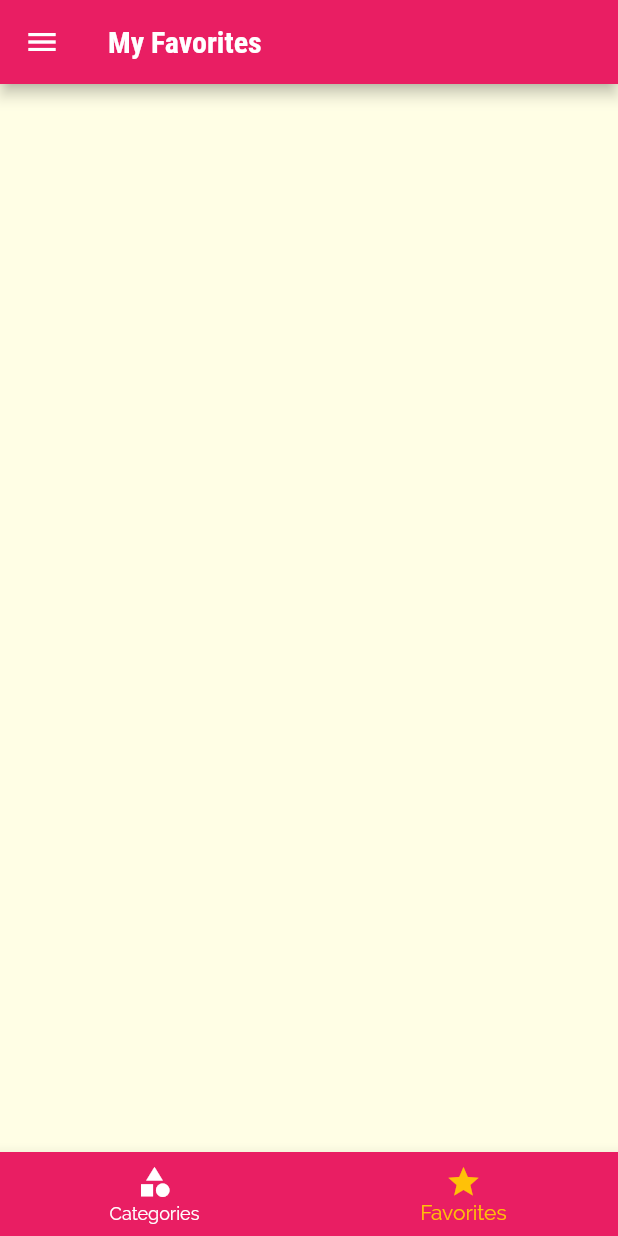
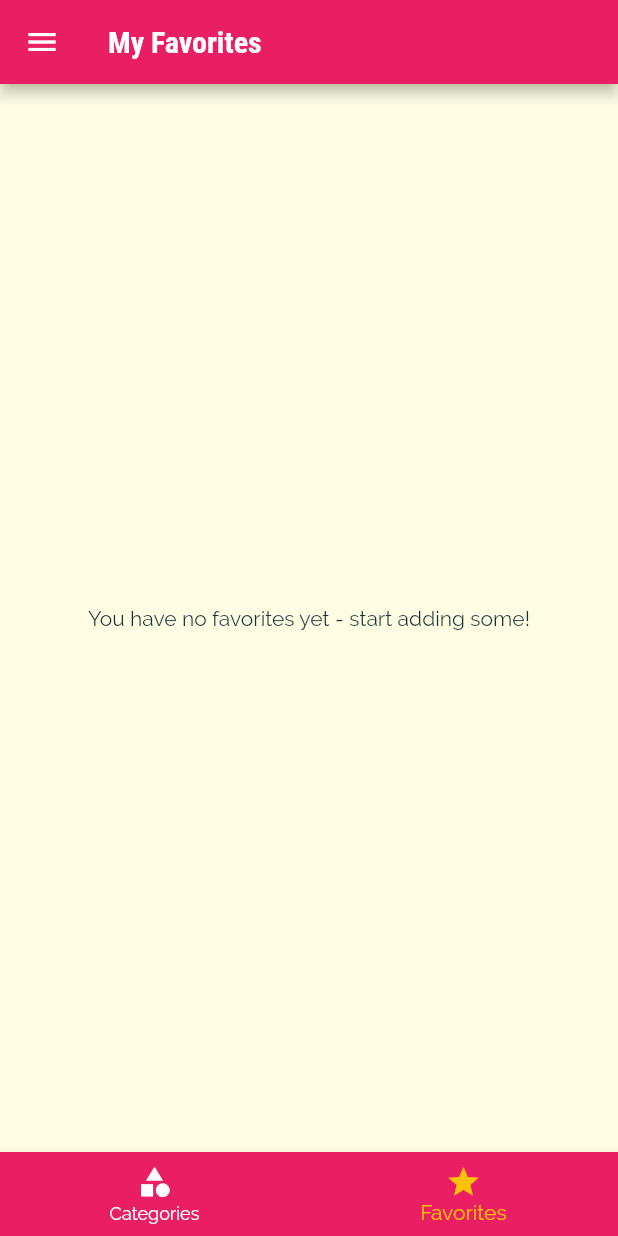
Before and after one commit to aptx113/deli_meals, a Flutter app: the screen it shows after launch, item 2 of the bottom bar chosen, on a phone screen of 412 x 824 dp. Run offline on Flutter 3.47's test engine with Material 2 defaults, Android fonts, the phone set to English and light mode, and no system bars.

Commit message:
Implement favorite page

```diff
--- a/lib/main.dart
+++ b/lib/main.dart
@@ -32,6 +32,7 @@ class _MyAppState extends State<MyApp> {
   );
 
   List<Meal> _availableMeals = DUMMY_MEALS;
+  List<Meal> _favoriteMeals = [];
   Map<String, bool> _filters = {
     'gluten': false,
     'lactose': false,
@@ -57,6 +58,24 @@ class _MyAppState extends State<MyApp> {
     });
   }
 
+  void _toggleFavorite(String mealID) {
+    final existingIndex =
+        _favoriteMeals.indexWhere((meal) => meal.id == mealID);
+    if (existingIndex >= 0) {
+      setState(() {
+        _favoriteMeals.removeAt(existingIndex);
+      });
+    } else {
+      setState(() {
+        _favoriteMeals.add(DUMMY_MEALS.firstWhere((meal) => meal.id == mealID));
+      });
+    }
+  }
+
+  bool _isMealFavorite(String id) {
+    return _favoriteMeals.any((meal) => meal.id == id);
+  }
+
   @override
   Widget build(BuildContext context) {
     return MaterialApp(
@@ -65,10 +84,15 @@ class _MyAppState extends State<MyApp> {
           colorScheme: theme.colorScheme.copyWith(secondary: Colors.amber)),
       initialRoute: '/',
       routes: {
-        '/': (context) => TabsScreen(),
+        '/': (context) => TabsScreen(
+              favoriteMeals: _favoriteMeals,
+            ),
         CategoryMealsScreen.routeName: (context) =>
             CategoryMealsScreen(availableMeals: _availableMeals),
-        MealDetailScreen.routeName: (context) => MealDetailScreen(),
+        MealDetailScreen.routeName: (context) => MealDetailScreen(
+              toggleFavorite: _toggleFavorite,
+              isFavorite: _isMealFavorite,
+            ),
         FiltersScreen.routeName: (context) => FiltersScreen(
               currentFilter: _filters,
               saveFilters: _setFilters,
--- a/lib/screens/category_meals_screen.dart
+++ b/lib/screens/category_meals_screen.dart
@@ -64,7 +64,6 @@ class _CategoryMealsScreenState extends State<CategoryMealsScreen> {
             duration: meal.duration,
             complexity: meal.complexity,
             affordability: meal.affordability,
-            removeItem: _removeMeal,
           );
         },
         itemCount: displayedMeals.length,
--- a/lib/screens/favorites_screen.dart
+++ b/lib/screens/favorites_screen.dart
@@ -1,10 +1,35 @@
 import 'package:flutter/material.dart';
 
+import '../models/meal.dart';
+import '../widgets/meal_item.dart';
+
 class FavoritesScreen extends StatelessWidget {
-  const FavoritesScreen({Key? key}) : super(key: key);
+  const FavoritesScreen({Key? key, required this.favoriteMeals})
+      : super(key: key);
+
+  final List<Meal> favoriteMeals;
 
   @override
   Widget build(BuildContext context) {
-    return Container();
+    if (favoriteMeals.isEmpty) {
+      return Center(
+        child: Text('You have no favorites yet - start adding some!'),
+      );
+    } else {
+      return ListView.builder(
+        itemBuilder: ((context, index) {
+          final Meal meal = favoriteMeals[index];
+          return MealItem(
+            id: meal.id,
+            title: meal.title,
+            imageUrl: meal.imageUrl,
+            duration: meal.duration,
+            complexity: meal.complexity,
+            affordability: meal.affordability
+          );
+        }),
+        itemCount: favoriteMeals.length,
+      );
+    }
   }
 }
--- a/lib/screens/tabs_screen.dart
+++ b/lib/screens/tabs_screen.dart
@@ -2,21 +2,35 @@ import 'package:flutter/material.dart';
 
 import './categories_screen.dart';
 import './favorites_screen.dart';
+import '../models/meal.dart';
 import '../widgets/main_drawer.dart';
 
 class TabsScreen extends StatefulWidget {
-  const TabsScreen({Key? key}) : super(key: key);
+  const TabsScreen({Key? key, required this.favoriteMeals}) : super(key: key);
+
+  final List<Meal> favoriteMeals;
 
   @override
   State<TabsScreen> createState() => _TabsScreenState();
 }
 
 class _TabsScreenState extends State<TabsScreen> {
-  final List<Map<String, Object>> _pages = [
-    {"page": CategoriesScreen(), 'title': 'Categories'},
-    {'page': FavoritesScreen(), 'title': 'My Favorites'}
-  ];
+  List<Map<String, Object>> _pages = [];
   int _selectedPageIndex = 0;
+
+  @override
+  void initState() {
+    _pages = [
+      {"page": CategoriesScreen(), 'title': 'Categories'},
+      {
+        'page': FavoritesScreen(
+          favoriteMeals: widget.favoriteMeals,
+        ),
+        'title': 'My Favorites'
+      }
+    ];
+    super.initState();
+  }
 
   BottomNavigationBarItem buildBottomNavItem(IconData icon, String text) =>
       BottomNavigationBarItem(icon: Icon(icon), label: text);
--- a/lib/widgets/meal_item.dart
+++ b/lib/widgets/meal_item.dart
@@ -12,7 +12,6 @@ class MealItem extends StatelessWidget {
     required this.duration,
     required this.imageUrl,
     required this.title,
-    required this.removeItem,
   }) : super(key: key);
 
   final String id;
@@ -21,14 +20,13 @@ class MealItem extends StatelessWidget {
   final int duration;
   final String imageUrl;
   final String title;
-  final Function removeItem;
 
   void selectMeal(BuildContext context) {
     Navigator.of(context)
         .pushNamed(MealDetailScreen.routeName, arguments: id)
         .then((result) {
       if (result != null) {
-        removeItem(result);
+        // removeItem(result);
       }
     });
   }
```
Also changed, not shown: lib/screens/meal_detail_screen.dart (+9 -3 lines).
